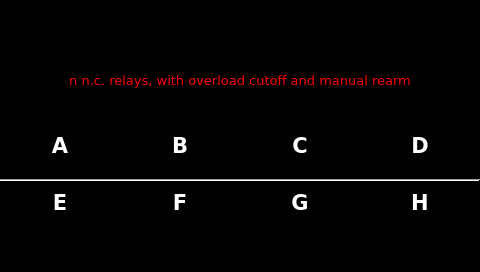
fmandracci/smart-home, file SmartHome/page300.ui: the form before one commit.
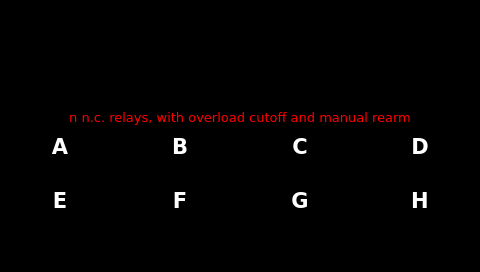
The form after the commit. Icons and pictures are not drawn. Custom widgets are drawn as their Qt base class.

Commit message: v2.0_03: page300 relays

```diff
--- a/SmartHome/page300.ui
+++ b/SmartHome/page300.ui
@@ -66,45 +66,11 @@
      </property>
     </widget>
    </item>
-   <item>
-    <widget class="QLabel" name="label">
-     <property name="sizePolicy">
-      <sizepolicy hsizetype="MinimumExpanding" vsizetype="MinimumExpanding">
-       <horstretch>0</horstretch>
-       <verstretch>0</verstretch>
-      </sizepolicy>
-     </property>
-     <property name="maximumSize">
-      <size>
-       <width>16777215</width>
-       <height>20</height>
-      </size>
-     </property>
-     <property name="font">
-      <font>
-       <family>DejaVu Sans</family>
-       <pointsize>10</pointsize>
-      </font>
-     </property>
-     <property name="styleSheet">
-      <string notr="true">color: rgb(255, 0, 0);</string>
-     </property>
-     <property name="text">
-      <string>n n.c. relays, with overload cutoff and manual rearm</string>
-     </property>
-     <property name="alignment">
-      <set>Qt::AlignCenter</set>
-     </property>
-    </widget>
-   </item>
    <item>
     <spacer name="verticalSpacer_top">
      <property name="orientation">
       <enum>Qt::Vertical</enum>
      </property>
-     <property name="sizeType">
-      <enum>QSizePolicy::Expanding</enum>
-     </property>
      <property name="sizeHint" stdset="0">
       <size>
        <width>20</width>
@@ -118,7 +84,362 @@
      <property name="spacing">
       <number>0</number>
      </property>
+     <item row="2" column="2">
+      <widget class="QPushButton" name="pushButton_EP_relay_C">
+       <property name="sizePolicy">
+        <sizepolicy hsizetype="MinimumExpanding" vsizetype="MinimumExpanding">
+         <horstretch>0</horstretch>
+         <verstretch>0</verstretch>
+        </sizepolicy>
+       </property>
+       <property name="font">
+        <font>
+         <family>DejaVu Sans</family>
+         <pointsize>8</pointsize>
+        </font>
+       </property>
+       <property name="focusPolicy">
+        <enum>Qt::NoFocus</enum>
+       </property>
+       <property name="layoutDirection">
+        <enum>Qt::LeftToRight</enum>
+       </property>
+       <property name="text">
+        <string/>
+       </property>
+       <property name="icon">
+        <iconset resource="resources.qrc">
+         <normaloff>:/icons/icons/LedDarkGrey.png</normaloff>
+         <normalon>:/icons/icons/LedBeige.png</normalon>:/icons/icons/LedDarkGrey.png</iconset>
+       </property>
+       <property name="iconSize">
+        <size>
+         <width>60</width>
+         <height>60</height>
+        </size>
+       </property>
+       <property name="checkable">
+        <bool>true</bool>
+       </property>
+       <property name="flat">
+        <bool>true</bool>
+       </property>
+      </widget>
+     </item>
+     <item row="3" column="2">
+      <widget class="QLabel" name="label_EP_relay_G">
+       <property name="sizePolicy">
+        <sizepolicy hsizetype="MinimumExpanding" vsizetype="MinimumExpanding">
+         <horstretch>0</horstretch>
+         <verstretch>0</verstretch>
+        </sizepolicy>
+       </property>
+       <property name="minimumSize">
+        <size>
+         <width>60</width>
+         <height>40</height>
+        </size>
+       </property>
+       <property name="font">
+        <font>
+         <family>DejaVu Sans</family>
+         <pointsize>16</pointsize>
+         <weight>75</weight>
+         <bold>true</bold>
+        </font>
+       </property>
+       <property name="styleSheet">
+        <string notr="true">background-color: rgb(0, 0, 0);
+color: rgb(255, 255, 255);</string>
+       </property>
+       <property name="text">
+        <string>G</string>
+       </property>
+       <property name="scaledContents">
+        <bool>true</bool>
+       </property>
+       <property name="alignment">
+        <set>Qt::AlignCenter</set>
+       </property>
+       <property name="wordWrap">
+        <bool>true</bool>
+       </property>
+      </widget>
+     </item>
+     <item row="4" column="2">
+      <widget class="QPushButton" name="pushButton_EP_relay_G">
+       <property name="sizePolicy">
+        <sizepolicy hsizetype="MinimumExpanding" vsizetype="MinimumExpanding">
+         <horstretch>0</horstretch>
+         <verstretch>0</verstretch>
+        </sizepolicy>
+       </property>
+       <property name="font">
+        <font>
+         <family>DejaVu Sans</family>
+         <pointsize>8</pointsize>
+        </font>
+       </property>
+       <property name="focusPolicy">
+        <enum>Qt::NoFocus</enum>
+       </property>
+       <property name="layoutDirection">
+        <enum>Qt::LeftToRight</enum>
+       </property>
+       <property name="text">
+        <string/>
+       </property>
+       <property name="icon">
+        <iconset resource="resources.qrc">
+         <normaloff>:/icons/icons/LedDarkGrey.png</normaloff>
+         <normalon>:/icons/icons/LedBeige.png</normalon>:/icons/icons/LedDarkGrey.png</iconset>
+       </property>
+       <property name="iconSize">
+        <size>
+         <width>60</width>
+         <height>60</height>
+        </size>
+       </property>
+       <property name="checkable">
+        <bool>true</bool>
+       </property>
+       <property name="flat">
+        <bool>true</bool>
+       </property>
+      </widget>
+     </item>
+     <item row="2" column="0">
+      <widget class="QPushButton" name="pushButton_EP_relay_A">
+       <property name="sizePolicy">
+        <sizepolicy hsizetype="MinimumExpanding" vsizetype="MinimumExpanding">
+         <horstretch>0</horstretch>
+         <verstretch>0</verstretch>
+        </sizepolicy>
+       </property>
+       <property name="font">
+        <font>
+         <family>DejaVu Sans</family>
+         <pointsize>8</pointsize>
+        </font>
+       </property>
+       <property name="focusPolicy">
+        <enum>Qt::NoFocus</enum>
+       </property>
+       <property name="layoutDirection">
+        <enum>Qt::LeftToRight</enum>
+       </property>
+       <property name="text">
+        <string/>
+       </property>
+       <property name="icon">
+        <iconset resource="resources.qrc">
+         <normaloff>:/icons/icons/LedDarkGrey.png</normaloff>
+         <normalon>:/icons/icons/LedBeige.png</normalon>:/icons/icons/LedDarkGrey.png</iconset>
+       </property>
+       <property name="iconSize">
+        <size>
+         <width>60</width>
+         <height>60</height>
+        </size>
+       </property>
+       <property name="checkable">
+        <bool>true</bool>
+       </property>
+       <property name="flat">
+        <bool>true</bool>
+       </property>
+      </widget>
+     </item>
+     <item row="2" column="1">
+      <widget class="QPushButton" name="pushButton_EP_relay_B">
+       <property name="sizePolicy">
+        <sizepolicy hsizetype="MinimumExpanding" vsizetype="MinimumExpanding">
+         <horstretch>0</horstretch>
+         <verstretch>0</verstretch>
+        </sizepolicy>
+       </property>
+       <property name="font">
+        <font>
+         <family>DejaVu Sans</family>
+         <pointsize>8</pointsize>
+        </font>
+       </property>
+       <property name="focusPolicy">
+        <enum>Qt::NoFocus</enum>
+       </property>
+       <property name="layoutDirection">
+        <enum>Qt::LeftToRight</enum>
+       </property>
+       <property name="text">
+        <string/>
+       </property>
+       <property name="icon">
+        <iconset resource="resources.qrc">
+         <normaloff>:/icons/icons/LedDarkGrey.png</normaloff>
+         <normalon>:/icons/icons/LedBeige.png</normalon>:/icons/icons/LedDarkGrey.png</iconset>
+       </property>
+       <property name="iconSize">
+        <size>
+         <width>60</width>
+         <height>60</height>
+        </size>
+       </property>
+       <property name="checkable">
+        <bool>true</bool>
+       </property>
+       <property name="flat">
+        <bool>true</bool>
+       </property>
+      </widget>
+     </item>
+     <item row="0" column="0" colspan="4">
+      <widget class="QLabel" name="label">
+       <property name="sizePolicy">
+        <sizepolicy hsizetype="MinimumExpanding" vsizetype="MinimumExpanding">
+         <horstretch>0</horstretch>
+         <verstretch>0</verstretch>
+        </sizepolicy>
+       </property>
+       <property name="font">
+        <font>
+         <family>DejaVu Sans</family>
+         <pointsize>10</pointsize>
+        </font>
+       </property>
+       <property name="styleSheet">
+        <string notr="true">color: rgb(255, 0, 0);</string>
+       </property>
+       <property name="text">
+        <string>n n.c. relays, with overload cutoff and manual rearm</string>
+       </property>
+       <property name="alignment">
+        <set>Qt::AlignCenter</set>
+       </property>
+      </widget>
+     </item>
+     <item row="3" column="3">
+      <widget class="QLabel" name="label_EP_relay_H">
+       <property name="sizePolicy">
+        <sizepolicy hsizetype="MinimumExpanding" vsizetype="MinimumExpanding">
+         <horstretch>0</horstretch>
+         <verstretch>0</verstretch>
+        </sizepolicy>
+       </property>
+       <property name="minimumSize">
+        <size>
+         <width>60</width>
+         <height>40</height>
+        </size>
+       </property>
+       <property name="font">
+        <font>
+         <family>DejaVu Sans</family>
+         <pointsize>16</pointsize>
+         <weight>75</weight>
+         <bold>true</bold>
+        </font>
+       </property>
+       <property name="styleSheet">
+        <string notr="true">background-color: rgb(0, 0, 0);
+color: rgb(255, 255, 255);</string>
+       </property>
+       <property name="text">
+        <string>H</string>
+       </property>
+       <property name="scaledContents">
+        <bool>true</bool>
+       </property>
+       <property name="alignment">
+        <set>Qt::AlignCenter</set>
+       </property>
+       <property name="wordWrap">
+        <bool>true</bool>
+       </property>
+      </widget>
+     </item>
      <item row="1" column="3">
+      <widget class="QLabel" name="label_EP_relay_D">
+       <property name="sizePolicy">
+        <sizepolicy hsizetype="MinimumExpanding" vsizetype="MinimumExpanding">
+         <horstretch>0</horstretch>
+         <verstretch>0</verstretch>
+        </sizepolicy>
+       </property>
+       <property name="minimumSize">
+        <size>
+         <width>60</width>
+         <height>40</height>
+        </size>
+       </property>
+       <property name="font">
+        <font>
+         <family>DejaVu Sans</family>
+         <pointsize>16</pointsize>
+         <weight>75</weight>
+         <bold>true</bold>
+        </font>
+       </property>
+       <property name="styleSheet">
+        <string notr="true">background-color: rgb(0, 0, 0);
+color: rgb(255, 255, 255);</string>
+       </property>
+       <property name="text">
+        <string>D</string>
+       </property>
+       <property name="scaledContents">
+        <bool>true</bool>
+       </property>
+       <property name="alignment">
+        <set>Qt::AlignCenter</set>
+       </property>
+       <property name="wordWrap">
+        <bool>true</bool>
+       </property>
+      </widget>
+     </item>
+     <item row="4" column="0">
+      <widget class="QPushButton" name="pushButton_EP_relay_E">
+       <property name="sizePolicy">
+        <sizepolicy hsizetype="MinimumExpanding" vsizetype="MinimumExpanding">
+         <horstretch>0</horstretch>
+         <verstretch>0</verstretch>
+        </sizepolicy>
+       </property>
+       <property name="font">
+        <font>
+         <family>DejaVu Sans</family>
+         <pointsize>8</pointsize>
+        </font>
+       </property>
+       <property name="focusPolicy">
+        <enum>Qt::NoFocus</enum>
+       </property>
+       <property name="layoutDirection">
+        <enum>Qt::LeftToRight</enum>
+       </property>
+       <property name="text">
+        <string/>
+       </property>
+       <property name="icon">
+        <iconset resource="resources.qrc">
+         <normaloff>:/icons/icons/LedDarkGrey.png</normaloff>
+         <normalon>:/icons/icons/LedBeige.png</normalon>:/icons/icons/LedDarkGrey.png</iconset>
+       </property>
+       <property name="iconSize">
+        <size>
+         <width>60</width>
+         <height>60</height>
+        </size>
+       </property>
+       <property name="checkable">
+        <bool>true</bool>
+       </property>
+       <property name="flat">
+        <bool>true</bool>
+       </property>
+      </widget>
+     </item>
+     <item row="1" column="2">
       <widget class="QLabel" name="label_EP_relay_C">
        <property name="sizePolicy">
         <sizepolicy hsizetype="MinimumExpanding" vsizetype="MinimumExpanding">
@@ -158,7 +479,89 @@
        </property>
       </widget>
      </item>
-     <item row="2" column="4">
+     <item row="3" column="0">
+      <widget class="QLabel" name="label_EP_relay_E">
+       <property name="sizePolicy">
+        <sizepolicy hsizetype="MinimumExpanding" vsizetype="MinimumExpanding">
+         <horstretch>0</horstretch>
+         <verstretch>0</verstretch>
+        </sizepolicy>
+       </property>
+       <property name="minimumSize">
+        <size>
+         <width>60</width>
+         <height>40</height>
+        </size>
+       </property>
+       <property name="font">
+        <font>
+         <family>DejaVu Sans</family>
+         <pointsize>16</pointsize>
+         <weight>75</weight>
+         <bold>true</bold>
+        </font>
+       </property>
+       <property name="styleSheet">
+        <string notr="true">background-color: rgb(0, 0, 0);
+color: rgb(255, 255, 255);</string>
+       </property>
+       <property name="text">
+        <string>E</string>
+       </property>
+       <property name="scaledContents">
+        <bool>true</bool>
+       </property>
+       <property name="alignment">
+        <set>Qt::AlignCenter</set>
+       </property>
+       <property name="wordWrap">
+        <bool>true</bool>
+       </property>
+      </widget>
+     </item>
+     <item row="4" column="3">
+      <widget class="QPushButton" name="pushButton_EP_relay_H">
+       <property name="sizePolicy">
+        <sizepolicy hsizetype="MinimumExpanding" vsizetype="MinimumExpanding">
+         <horstretch>0</horstretch>
+         <verstretch>0</verstretch>
+        </sizepolicy>
+       </property>
+       <property name="font">
+        <font>
+         <family>DejaVu Sans</family>
+         <pointsize>8</pointsize>
+        </font>
+       </property>
+       <property name="focusPolicy">
+        <enum>Qt::NoFocus</enum>
+       </property>
+       <property name="layoutDirection">
+        <enum>Qt::LeftToRight</enum>
+       </property>
+       <property name="text">
+        <string/>
+       </property>
+       <property name="icon">
+        <iconset resource="resources.qrc">
+         <normaloff>:/icons/icons/LedDarkGrey.png</normaloff>
+         <normalon>:/icons/icons/LedBeige.png</normalon>:/icons/icons/LedDarkGrey.png</iconset>
+       </property>
+       <property name="iconSize">
+        <size>
+         <width>60</width>
+         <height>60</height>
+        </size>
+       </property>
+       <property name="checkable">
+        <bool>true</bool>
+       </property>
+       <property name="flat">
+        <bool>true</bool>
+       </property>
+      </widget>
+     </item>
+     <item row="2" column="3">
       <widget class="QPushButton" name="pushButton_EP_relay_D">
        <property name="sizePolicy">
         <sizepolicy hsizetype="MinimumExpanding" vsizetype="MinimumExpanding">
@@ -175,6 +578,9 @@
        <property name="focusPolicy">
         <enum>Qt::NoFocus</enum>
        </property>
+       <property name="layoutDirection">
+        <enum>Qt::LeftToRight</enum>
+       </property>
        <property name="text">
         <string/>
        </property>
@@ -198,6 +604,48 @@
       </widget>
      </item>
      <item row="4" column="1">
+      <widget class="QPushButton" name="pushButton_EP_relay_F">
+       <property name="sizePolicy">
+        <sizepolicy hsizetype="MinimumExpanding" vsizetype="MinimumExpanding">
+         <horstretch>0</horstretch>
+         <verstretch>0</verstretch>
+        </sizepolicy>
+       </property>
+       <property name="font">
+        <font>
+         <family>DejaVu Sans</family>
+         <pointsize>8</pointsize>
+        </font>
+       </property>
+       <property name="focusPolicy">
+        <enum>Qt::NoFocus</enum>
+       </property>
+       <property name="layoutDirection">
+        <enum>Qt::LeftToRight</enum>
+       </property>
+       <property name="text">
+        <string/>
+       </property>
+       <property name="icon">
+        <iconset resource="resources.qrc">
+         <normaloff>:/icons/icons/LedDarkGrey.png</normaloff>
+         <normalon>:/icons/icons/LedBeige.png</normalon>:/icons/icons/LedDarkGrey.png</iconset>
+       </property>
+       <property name="iconSize">
+        <size>
+         <width>60</width>
+         <height>60</height>
+        </size>
+       </property>
+       <property name="checkable">
+        <bool>true</bool>
+       </property>
+       <property name="flat">
+        <bool>true</bool>
+       </property>
+      </widget>
+     </item>
+     <item row="3" column="1">
       <widget class="QLabel" name="label_EP_relay_F">
        <property name="sizePolicy">
         <sizepolicy hsizetype="MinimumExpanding" vsizetype="MinimumExpanding">
@@ -237,164 +685,6 @@
        </property>
       </widget>
      </item>
-     <item row="1" column="1">
-      <widget class="QLabel" name="label_EP_relay_B">
-       <property name="sizePolicy">
-        <sizepolicy hsizetype="MinimumExpanding" vsizetype="MinimumExpanding">
-         <horstretch>0</horstretch>
-         <verstretch>0</verstretch>
-        </sizepolicy>
-       </property>
-       <property name="minimumSize">
-        <size>
-         <width>60</width>
-         <height>40</height>
-        </size>
-       </property>
-       <property name="font">
-        <font>
-         <family>DejaVu Sans</family>
-         <pointsize>16</pointsize>
-         <weight>75</weight>
-         <bold>true</bold>
-        </font>
-       </property>
-       <property name="styleSheet">
-        <string notr="true">background-color: rgb(0, 0, 0);
-color: rgb(255, 255, 255);</string>
-       </property>
-       <property name="text">
-        <string>B</string>
-       </property>
-       <property name="scaledContents">
-        <bool>true</bool>
-       </property>
-       <property name="alignment">
-        <set>Qt::AlignCenter</set>
-       </property>
-       <property name="wordWrap">
-        <bool>true</bool>
-       </property>
-      </widget>
-     </item>
-     <item row="1" column="4">
-      <widget class="QLabel" name="label_EP_relay_D">
-       <property name="sizePolicy">
-        <sizepolicy hsizetype="MinimumExpanding" vsizetype="MinimumExpanding">
-         <horstretch>0</horstretch>
-         <verstretch>0</verstretch>
-        </sizepolicy>
-       </property>
-       <property name="minimumSize">
-        <size>
-         <width>60</width>
-         <height>40</height>
-        </size>
-       </property>
-       <property name="font">
-        <font>
-         <family>DejaVu Sans</family>
-         <pointsize>16</pointsize>
-         <weight>75</weight>
-         <bold>true</bold>
-        </font>
-       </property>
-       <property name="styleSheet">
-        <string notr="true">background-color: rgb(0, 0, 0);
-color: rgb(255, 255, 255);</string>
-       </property>
-       <property name="text">
-        <string>D</string>
-       </property>
-       <property name="scaledContents">
-        <bool>true</bool>
-       </property>
-       <property name="alignment">
-        <set>Qt::AlignCenter</set>
-       </property>
-       <property name="wordWrap">
-        <bool>true</bool>
-       </property>
-      </widget>
-     </item>
-     <item row="2" column="1">
-      <widget class="QPushButton" name="pushButton_EP_relay_B">
-       <property name="sizePolicy">
-        <sizepolicy hsizetype="MinimumExpanding" vsizetype="MinimumExpanding">
-         <horstretch>0</horstretch>
-         <verstretch>0</verstretch>
-        </sizepolicy>
-       </property>
-       <property name="font">
-        <font>
-         <family>DejaVu Sans</family>
-         <pointsize>8</pointsize>
-        </font>
-       </property>
-       <property name="focusPolicy">
-        <enum>Qt::NoFocus</enum>
-       </property>
-       <property name="text">
-        <string/>
-       </property>
-       <property name="icon">
-        <iconset resource="systemicons.qrc">
-         <normaloff>:/systemicons/LedGrey.png</normaloff>
-         <normalon>:/systemicons/LedYellow.png</normalon>:/systemicons/LedGrey.png</iconset>
-       </property>
-       <property name="iconSize">
-        <size>
-         <width>60</width>
-         <height>60</height>
-        </size>
-       </property>
-       <property name="checkable">
-        <bool>true</bool>
-       </property>
-       <property name="flat">
-        <bool>true</bool>
-       </property>
-      </widget>
-     </item>
-     <item row="2" column="0">
-      <widget class="QPushButton" name="pushButton_EP_relay_A">
-       <property name="sizePolicy">
-        <sizepolicy hsizetype="MinimumExpanding" vsizetype="MinimumExpanding">
-         <horstretch>0</horstretch>
-         <verstretch>0</verstretch>
-        </sizepolicy>
-       </property>
-       <property name="font">
-        <font>
-         <family>DejaVu Sans</family>
-         <pointsize>8</pointsize>
-        </font>
-       </property>
-       <property name="focusPolicy">
-        <enum>Qt::NoFocus</enum>
-       </property>
-       <property name="text">
-        <string/>
-       </property>
-       <property name="icon">
-        <iconset resource="systemicons.qrc">
-         <normaloff>:/systemicons/LedGrey.png</normaloff>
-         <normalon>:/systemicons/LedYellow.png</normalon>:/systemicons/LedGrey.png</iconset>
-       </property>
-       <property name="iconSize">
-        <size>
-         <width>60</width>
-         <height>60</height>
-        </size>
-       </property>
-       <property name="checkable">
-        <bool>true</bool>
-       </property>
-       <property name="flat">
-        <bool>true</bool>
-       </property>
-      </widget>
-     </item>
      <item row="1" column="0">
       <widget class="QLabel" name="label_EP_relay_A">
        <property name="sizePolicy">
@@ -435,8 +725,8 @@
        </property>
       </widget>
      </item>
-     <item row="4" column="4">
-      <widget class="QLabel" name="label_EP_relay_H">
+     <item row="1" column="1">
+      <widget class="QLabel" name="label_EP_relay_B">
        <property name="sizePolicy">
         <sizepolicy hsizetype="MinimumExpanding" vsizetype="MinimumExpanding">
          <horstretch>0</horstretch>
@@ -462,7 +752,7 @@
 color: rgb(255, 255, 255);</string>
        </property>
        <property name="text">
-        <string>H</string>
+        <string>B</string>
        </property>
        <property name="scaledContents">
         <bool>true</bool>
@@ -475,294 +765,6 @@
        </property>
       </widget>
      </item>
-     <item row="4" column="0">
-      <widget class="QLabel" name="label_EP_relay_E">
-       <property name="sizePolicy">
-        <sizepolicy hsizetype="MinimumExpanding" vsizetype="MinimumExpanding">
-         <horstretch>0</horstretch>
-         <verstretch>0</verstretch>
-        </sizepolicy>
-       </property>
-       <property name="minimumSize">
-        <size>
-         <width>60</width>
-         <height>40</height>
-        </size>
-       </property>
-       <property name="font">
-        <font>
-         <family>DejaVu Sans</family>
-         <pointsize>16</pointsize>
-         <weight>75</weight>
-         <bold>true</bold>
-        </font>
-       </property>
-       <property name="styleSheet">
-        <string notr="true">background-color: rgb(0, 0, 0);
-color: rgb(255, 255, 255);</string>
-       </property>
-       <property name="text">
-        <string>E</string>
-       </property>
-       <property name="scaledContents">
-        <bool>true</bool>
-       </property>
-       <property name="alignment">
-        <set>Qt::AlignCenter</set>
-       </property>
-       <property name="wordWrap">
-        <bool>true</bool>
-       </property>
-      </widget>
-     </item>
-     <item row="5" column="4">
-      <widget class="QPushButton" name="pushButton_EP_relay_H">
-       <property name="sizePolicy">
-        <sizepolicy hsizetype="MinimumExpanding" vsizetype="MinimumExpanding">
-         <horstretch>0</horstretch>
-         <verstretch>0</verstretch>
-        </sizepolicy>
-       </property>
-       <property name="font">
-        <font>
-         <family>DejaVu Sans</family>
-         <pointsize>8</pointsize>
-        </font>
-       </property>
-       <property name="focusPolicy">
-        <enum>Qt::NoFocus</enum>
-       </property>
-       <property name="text">
-        <string/>
-       </property>
-       <property name="icon">
-        <iconset resource="systemicons.qrc">
-         <normaloff>:/systemicons/LedGrey.png</normaloff>
-         <normalon>:/systemicons/LedYellow.png</normalon>:/systemicons/LedGrey.png</iconset>
-       </property>
-       <property name="iconSize">
-        <size>
-         <width>60</width>
-         <height>60</height>
-        </size>
-       </property>
-       <property name="checkable">
-        <bool>true</bool>
-       </property>
-       <property name="flat">
-        <bool>true</bool>
-       </property>
-      </widget>
-     </item>
-     <item row="5" column="0">
-      <widget class="QPushButton" name="pushButton_EP_relay_E">
-       <property name="sizePolicy">
-        <sizepolicy hsizetype="MinimumExpanding" vsizetype="MinimumExpanding">
-         <horstretch>0</horstretch>
-         <verstretch>0</verstretch>
-        </sizepolicy>
-       </property>
-       <property name="font">
-        <font>
-         <family>DejaVu Sans</family>
-         <pointsize>8</pointsize>
-        </font>
-       </property>
-       <property name="focusPolicy">
-        <enum>Qt::NoFocus</enum>
-       </property>
-       <property name="text">
-        <string/>
-       </property>
-       <property name="icon">
-        <iconset resource="systemicons.qrc">
-         <normaloff>:/systemicons/LedGrey.png</normaloff>
-         <normalon>:/systemicons/LedYellow.png</normalon>:/systemicons/LedGrey.png</iconset>
-       </property>
-       <property name="iconSize">
-        <size>
-         <width>60</width>
-         <height>60</height>
-        </size>
-       </property>
-       <property name="checkable">
-        <bool>true</bool>
-       </property>
-       <property name="flat">
-        <bool>true</bool>
-       </property>
-      </widget>
-     </item>
-     <item row="5" column="1">
-      <widget class="QPushButton" name="pushButton_EP_relay_F">
-       <property name="sizePolicy">
-        <sizepolicy hsizetype="MinimumExpanding" vsizetype="MinimumExpanding">
-         <horstretch>0</horstretch>
-         <verstretch>0</verstretch>
-        </sizepolicy>
-       </property>
-       <property name="font">
-        <font>
-         <family>DejaVu Sans</family>
-         <pointsize>8</pointsize>
-        </font>
-       </property>
-       <property name="focusPolicy">
-        <enum>Qt::NoFocus</enum>
-       </property>
-       <property name="text">
-        <string/>
-       </property>
-       <property name="icon">
-        <iconset resource="systemicons.qrc">
-         <normaloff>:/systemicons/LedGrey.png</normaloff>
-         <normalon>:/systemicons/LedYellow.png</normalon>:/systemicons/LedGrey.png</iconset>
-       </property>
-       <property name="iconSize">
-        <size>
-         <width>60</width>
-         <height>60</height>
-        </size>
-       </property>
-       <property name="checkable">
-        <bool>true</bool>
-       </property>
-       <property name="flat">
-        <bool>true</bool>
-       </property>
-      </widget>
-     </item>
-     <item row="3" column="0" colspan="5">
-      <widget class="Line" name="line_1">
-       <property name="font">
-        <font>
-         <family>DejaVu Sans</family>
-         <pointsize>8</pointsize>
-        </font>
-       </property>
-       <property name="orientation">
-        <enum>Qt::Horizontal</enum>
-       </property>
-      </widget>
-     </item>
-     <item row="2" column="3">
-      <widget class="QPushButton" name="pushButton_EP_relay_C">
-       <property name="sizePolicy">
-        <sizepolicy hsizetype="MinimumExpanding" vsizetype="MinimumExpanding">
-         <horstretch>0</horstretch>
-         <verstretch>0</verstretch>
-        </sizepolicy>
-       </property>
-       <property name="font">
-        <font>
-         <family>DejaVu Sans</family>
-         <pointsize>8</pointsize>
-        </font>
-       </property>
-       <property name="focusPolicy">
-        <enum>Qt::NoFocus</enum>
-       </property>
-       <property name="text">
-        <string/>
-       </property>
-       <property name="icon">
-        <iconset resource="systemicons.qrc">
-         <normaloff>:/systemicons/LedGrey.png</normaloff>
-         <normalon>:/systemicons/LedYellow.png</normalon>:/systemicons/LedGrey.png</iconset>
-       </property>
-       <property name="iconSize">
-        <size>
-         <width>60</width>
-         <height>60</height>
-        </size>
-       </property>
-       <property name="checkable">
-        <bool>true</bool>
-       </property>
-       <property name="flat">
-        <bool>true</bool>
-       </property>
-      </widget>
-     </item>
-     <item row="4" column="3">
-      <widget class="QLabel" name="label_EP_relay_G">
-       <property name="sizePolicy">
-        <sizepolicy hsizetype="MinimumExpanding" vsizetype="MinimumExpanding">
-         <horstretch>0</horstretch>
-         <verstretch>0</verstretch>
-        </sizepolicy>
-       </property>
-       <property name="minimumSize">
-        <size>
-         <width>60</width>
-         <height>40</height>
-        </size>
-       </property>
-       <property name="font">
-        <font>
-         <family>DejaVu Sans</family>
-         <pointsize>16</pointsize>
-         <weight>75</weight>
-         <bold>true</bold>
-        </font>
-       </property>
-       <property name="styleSheet">
-        <string notr="true">background-color: rgb(0, 0, 0);
-color: rgb(255, 255, 255);</string>
-       </property>
-       <property name="text">
-        <string>G</string>
-       </property>
-       <property name="scaledContents">
-        <bool>true</bool>
-       </property>
-       <property name="alignment">
-        <set>Qt::AlignCenter</set>
-       </property>
-       <property name="wordWrap">
-        <bool>true</bool>
-       </property>
-      </widget>
-     </item>
-     <item row="5" column="3">
-      <widget class="QPushButton" name="pushButton_EP_relay_G">
-       <property name="sizePolicy">
-        <sizepolicy hsizetype="MinimumExpanding" vsizetype="MinimumExpanding">
-         <horstretch>0</horstretch>
-         <verstretch>0</verstretch>
-        </sizepolicy>
-       </property>
-       <property name="font">
-        <font>
-         <family>DejaVu Sans</family>
-         <pointsize>8</pointsize>
-        </font>
-       </property>
-       <property name="focusPolicy">
-        <enum>Qt::NoFocus</enum>
-       </property>
-       <property name="text">
-        <string/>
-       </property>
-       <property name="icon">
-        <iconset resource="systemicons.qrc">
-         <normaloff>:/systemicons/LedGrey.png</normaloff>
-         <normalon>:/systemicons/LedYellow.png</normalon>:/systemicons/LedGrey.png</iconset>
-       </property>
-       <property name="iconSize">
-        <size>
-         <width>60</width>
-         <height>60</height>
-        </size>
-       </property>
-       <property name="checkable">
-        <bool>true</bool>
-       </property>
-       <property name="flat">
-        <bool>true</bool>
-       </property>
-      </widget>
-     </item>
     </layout>
    </item>
    <item>
```
Left out of the diff: 8 changed lines with no effect on the pictures. The commit also changes 7 other files.
